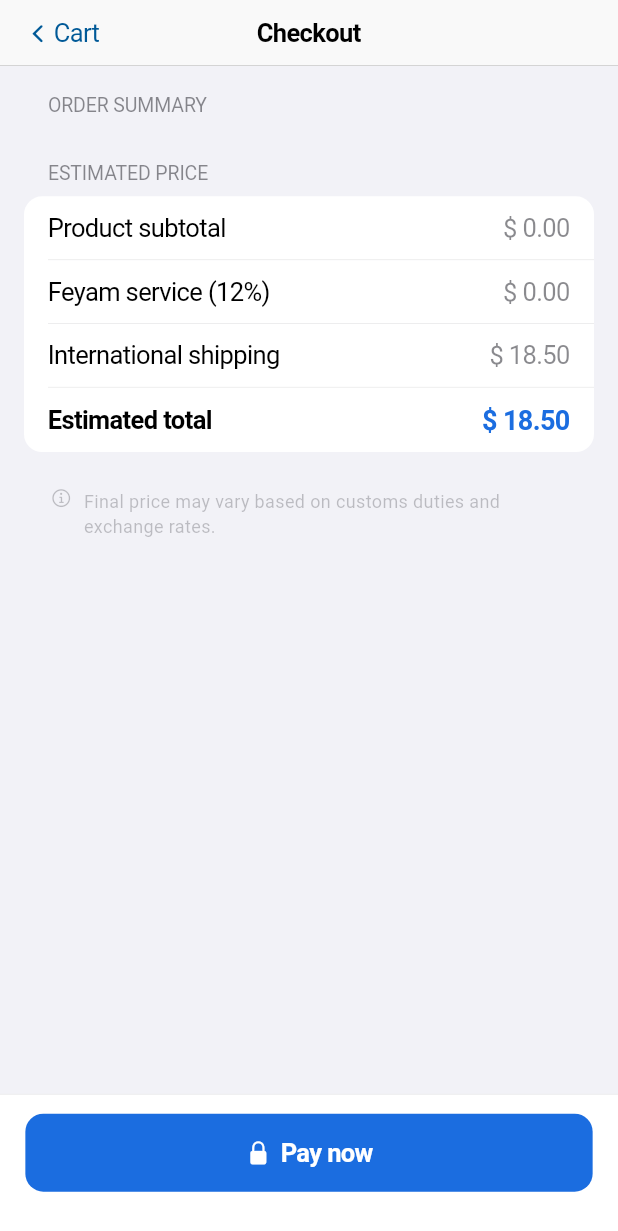
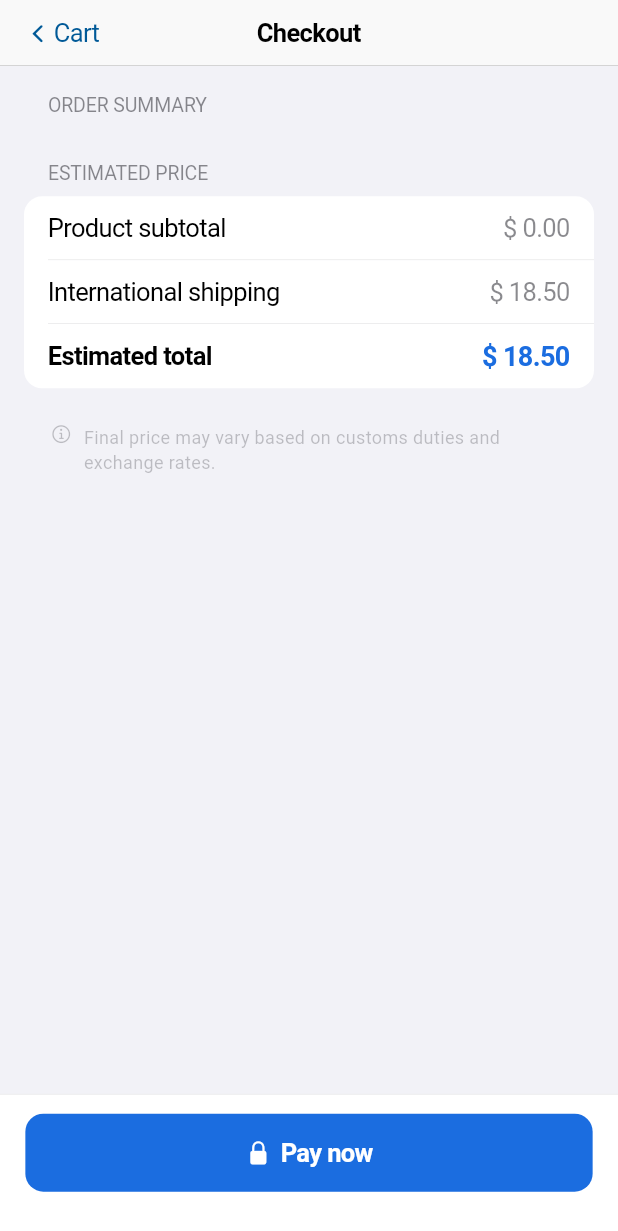
Before and after one commit to FeyamBackend/feyam_app, a Flutter app: the _CupertinoCheckoutContent widget shown alone on an empty page, opened directly with empty values, on a phone screen of 412 x 824 dp. Shown: the top 1231 px of the screen. Run offline on Flutter 3.47's test engine with Material 3 defaults, Android fonts, the phone set to English and light mode, and no system bars; our stand-ins replace equatable, flutter_bloc, flutter_secure_storage, get_it, google_fonts; missing offline and left inert: flutter_appauth, flutter_stripe; accounts and stored records are empty; network calls fail.

Commit message:
fix: Remove default price and service fee from checkout
Stop initializing the AddToCart price field with a hardcoded '120.00' so the price controller starts empty. Remove the service fee constant, its derived calculations, and the service line in both Material and Cupertino checkout UIs; the checkout total now sums subtotal plus estimated shipping only.

```diff
--- a/lib/features/cart/presentation/screens/add_to_cart.dart
+++ b/lib/features/cart/presentation/screens/add_to_cart.dart
@@ -38,7 +38,7 @@ class _AddToCartViewState extends State<_AddToCartView> {
   late final _urlController = TextEditingController(
     text: widget.initialUrl ?? '',
   );
-  final _priceController = TextEditingController(text: '120.00');
+  final _priceController = TextEditingController();
   final _quantityController = TextEditingController(text: '1');
   final _variantsController = TextEditingController();
 
--- a/lib/features/cart/presentation/screens/checkout_screen.dart
+++ b/lib/features/cart/presentation/screens/checkout_screen.dart
@@ -13,9 +13,6 @@ import 'package:flutter/cupertino.dart';
 import 'package:flutter/material.dart';
 import 'package:flutter_bloc/flutter_bloc.dart';
 
-// Tarifas estimadas (espejo de la configuración del backend). El cobro real
-// lo determina el servidor en el checkout; acá solo se muestran como estimado.
-const double _kServiceRate = 0.12;
 const double _kEstimatedShipping = 18.50;
 
 class CheckoutScreen extends StatelessWidget {
@@ -159,8 +156,7 @@ class _MaterialCheckoutContent extends StatelessWidget {
   final VoidCallback? onPay;
 
   double get _subtotal => cart.total;
-  double get _service => _subtotal * _kServiceRate;
-  double get _total => _subtotal + _service + _kEstimatedShipping;
+  double get _total => _subtotal + _kEstimatedShipping;
 
   @override
   Widget build(BuildContext context) {
@@ -266,7 +262,6 @@ class _MaterialCheckoutContent extends StatelessWidget {
                             child: Column(
                               children: <Widget>[
                                 _PriceRow(scale: scale, k: l10n.checkoutSubtotal, v: _fmt(_subtotal)),
-                                _PriceRow(scale: scale, k: l10n.checkoutService, v: _fmt(_service)),
                                 _PriceRow(scale: scale, k: l10n.checkoutShipping, v: _fmt(_kEstimatedShipping)),
                                 Divider(height: 1 + 16 * scale, color: colors.outlineVariant),
                                 _PriceRow(
@@ -562,8 +557,7 @@ class _CupertinoCheckoutContent extends StatelessWidget {
   final VoidCallback? onPay;
 
   double get _subtotal => cart.total;
-  double get _service => _subtotal * _kServiceRate;
-  double get _total => _subtotal + _service + _kEstimatedShipping;
+  double get _total => _subtotal + _kEstimatedShipping;
 
   @override
   Widget build(BuildContext context) {
@@ -620,11 +614,6 @@ class _CupertinoCheckoutContent extends StatelessWidget {
                           FeyamListTile(
                             title: Text(l10n.checkoutSubtotal),
                             detail: Text(_formatCurrency(_subtotal)),
-                            chevron: false,
-                          ),
-                          FeyamListTile(
-                            title: Text(l10n.checkoutService),
-                            detail: Text(_formatCurrency(_service)),
                             chevron: false,
                           ),
                           FeyamListTile(
```
